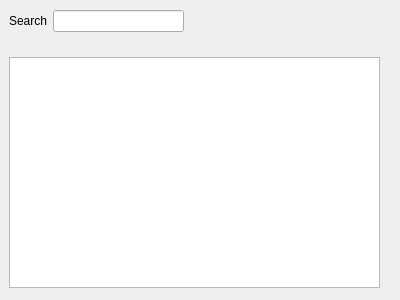
NoahHallows/quackmed, file client/ui/patientList.ui: the form before one commit.
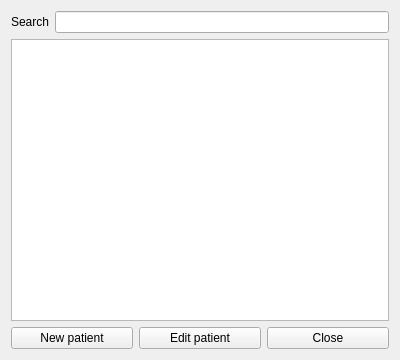
The form after the commit.

Commit message: stuff for patients. I'm a genius

Patch:
```diff
--- a/client/ui/patientList.ui
+++ b/client/ui/patientList.ui
@@ -7,31 +7,14 @@
     <x>0</x>
     <y>0</y>
     <width>400</width>
-    <height>300</height>
+    <height>360</height>
    </rect>
   </property>
   <property name="windowTitle">
    <string>Form</string>
   </property>
-  <widget class="QTableWidget" name="tableWidget">
-   <property name="geometry">
-    <rect>
-     <x>9</x>
-     <y>57</y>
-     <width>371</width>
-     <height>231</height>
-    </rect>
-   </property>
-  </widget>
-  <widget class="QWidget" name="">
-   <property name="geometry">
-    <rect>
-     <x>9</x>
-     <y>9</y>
-     <width>175</width>
-     <height>24</height>
-    </rect>
-   </property>
+  <layout class="QVBoxLayout" name="verticalLayout">
+   <item>
    <layout class="QHBoxLayout" name="horizontalLayout">
     <item>
      <widget class="QLabel" name="label">
@@ -44,7 +27,36 @@
      <widget class="QLineEdit" name="lineEdit"/>
     </item>
    </layout>
-  </widget>
+   </item>
+   <item>
+    <widget class="QTableWidget" name="tableWidget"/>
+   </item>
+   <item>
+    <layout class="QHBoxLayout" name="horizontalLayout_2">
+     <item>
+      <widget class="QPushButton" name="NewPatientButton">
+       <property name="text">
+        <string>New patient</string>
+       </property>
+      </widget>
+     </item>
+     <item>
+      <widget class="QPushButton" name="EditPatientButton">
+       <property name="text">
+        <string>Edit patient</string>
+       </property>
+      </widget>
+     </item>
+     <item>
+      <widget class="QPushButton" name="CloseButton">
+       <property name="text">
+        <string>Close</string>
+       </property>
+      </widget>
+     </item>
+    </layout>
+   </item>
+  </layout>
  </widget>
  <resources/>
  <connections/>
```
Left out of the diff: 2 changed lines with no effect on the pictures. Lines whose indentation alone changed are shown as unchanged. The commit also changes 40 other files.
